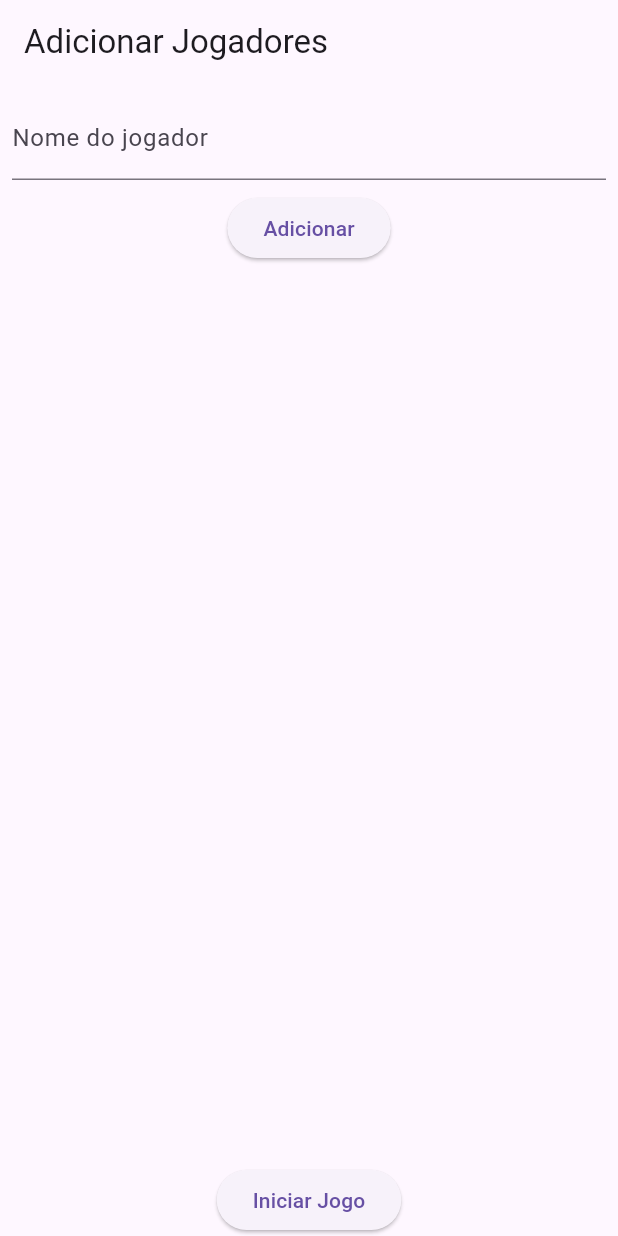
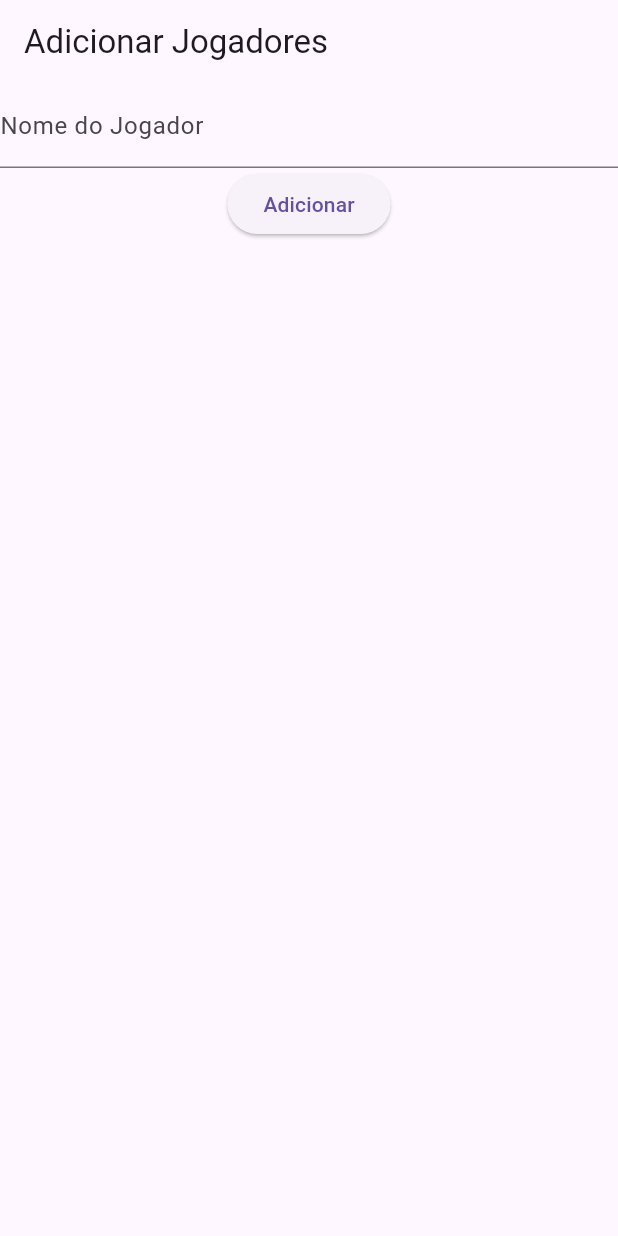
Before and after one commit to MatheusRoF/skull_king_score, a Flutter app: the screen it shows after launch, on a phone screen of 412 x 824 dp. Run offline on Flutter 3.47's test engine with Material 3 defaults, Android fonts, the light colour scheme and no system bars.

Commit message:
v1.01
Basic code for project

```diff
--- a/lib/main.dart
+++ b/lib/main.dart
@@ -1,19 +1,23 @@
-
 import 'package:flutter/material.dart';
+import 'package:provider/provider.dart';
+import 'providers/player_provider.dart';
 import 'screens/player_screen.dart';
 
 void main() {
-  runApp(SkullKingApp());
+  runApp(const SkullKingApp());
 }
 
 class SkullKingApp extends StatelessWidget {
+  const SkullKingApp({super.key});
+
   @override
   Widget build(BuildContext context) {
-    return MaterialApp(
-      debugShowCheckedModeBanner: false,
-      title: 'Skull King Score',
-      theme: ThemeData(primarySwatch: Colors.blue),
-      home: PlayerScreen(),
+    return ChangeNotifierProvider(
+      create: (context) => PlayerProvider(),
+      child: const MaterialApp(
+        debugShowCheckedModeBanner: false,
+        home: PlayerScreen(),
+      ),
     );
   }
 }
--- /dev/null
+++ b/lib/models/player.dart
@@ -0,0 +1,8 @@
+class Player {
+  final String name;
+  int score = 0; // Pontuação total
+  int bet = 0; // Aposta da rodada
+  int wins = 0; // Vazas ganhas
+
+  Player(this.name);
+}
--- a/lib/screens/player_screen.dart
+++ b/lib/screens/player_screen.dart
@@ -1,59 +1,51 @@
 import 'package:flutter/material.dart';
-import 'bet_screen.dart';
+import 'package:provider/provider.dart';
+import '../providers/player_provider.dart';
+import 'round_screen.dart';
 
 class PlayerScreen extends StatefulWidget {
+  const PlayerScreen({super.key});
+
   @override
-  _PlayerScreenState createState() => _PlayerScreenState();
+  PlayerScreenState createState() => PlayerScreenState();
 }
 
-class _PlayerScreenState extends State<PlayerScreen> {
-  final List<String> players = [];
+class PlayerScreenState extends State<PlayerScreen> {  // Alterar de _PlayerScreenState para PlayerScreenState
   final TextEditingController _controller = TextEditingController();
-
-  void _addPlayer() {
-    if (_controller.text.isNotEmpty && players.length < 8) {
-      setState(() {
-        players.add(_controller.text);
-        _controller.clear();
-      });
-    }
-  }
-
-  void _startGame() {
-    if (players.length >= 2) {
-      Navigator.push(
-        context,
-        MaterialPageRoute(
-          builder: (context) => BetScreen(players: players, onBetsConfirmed: (bets) {}),
-        ),
-      );
-    }
-  }
 
   @override
   Widget build(BuildContext context) {
+    var playerProvider = Provider.of<PlayerProvider>(context);
+
     return Scaffold(
-      appBar: AppBar(title: Text("Adicionar Jogadores")),
+      appBar: AppBar(title: const Text("Adicionar Jogadores")),
       body: Column(
         children: [
-          Padding(
-            padding: const EdgeInsets.all(8.0),
-            child: TextField(
-              controller: _controller,
-              decoration: InputDecoration(labelText: "Nome do jogador"),
+          TextField(controller: _controller, decoration: const InputDecoration(labelText: "Nome do Jogador")),
+          ElevatedButton(
+            onPressed: () {
+              if (_controller.text.isNotEmpty) {
+                playerProvider.addPlayer(_controller.text);
+                _controller.clear();
+              }
+            },
+            child: const Text("Adicionar"),
+          ),
+          Expanded(
+            child: ListView.builder(
+              itemCount: playerProvider.players.length,
+              itemBuilder: (context, index) => ListTile(
+                title: Text(playerProvider.players[index].name),
+              ),
             ),
           ),
-          ElevatedButton(onPressed: _addPlayer, child: Text("Adicionar")),
-          Expanded(
-            child: ListView.builder(
-              itemCount: players.length,
-              itemBuilder: (context, index) => ListTile(title: Text(players[index])),
+          if (playerProvider.players.isNotEmpty)
+            ElevatedButton(
+              onPressed: () {
+                Navigator.push(context, MaterialPageRoute(builder: (context) => const RoundScreen()));
+              },
+              child: const Text("Iniciar Jogo"),
             ),
-          ),
-          ElevatedButton(
-            onPressed: _startGame,
-            child: Text("Iniciar Jogo"),
-          ),
         ],
       ),
     );
--- a/pubspec.yaml
+++ b/pubspec.yaml
@@ -34,6 +34,7 @@ dependencies:
   # The following adds the Cupertino Icons font to your application.
   # Use with the CupertinoIcons class for iOS style icons.
   cupertino_icons: ^1.0.8
+  provider: ^6.1.2
 
 dev_dependencies:
   flutter_test:
```
Also changed, not shown: lib/providers/player_provider.dart (added, +29 -0 lines), lib/screens/bet_screen.dart (deleted, +0 -71 lines), lib/screens/round_result_screen.dart (deleted, +0 -121 lines), lib/screens/round_screen.dart (added, +46 -0 lines), lib/screens/score_screen.dart (+16 -44 lines), pubspec.lock.
